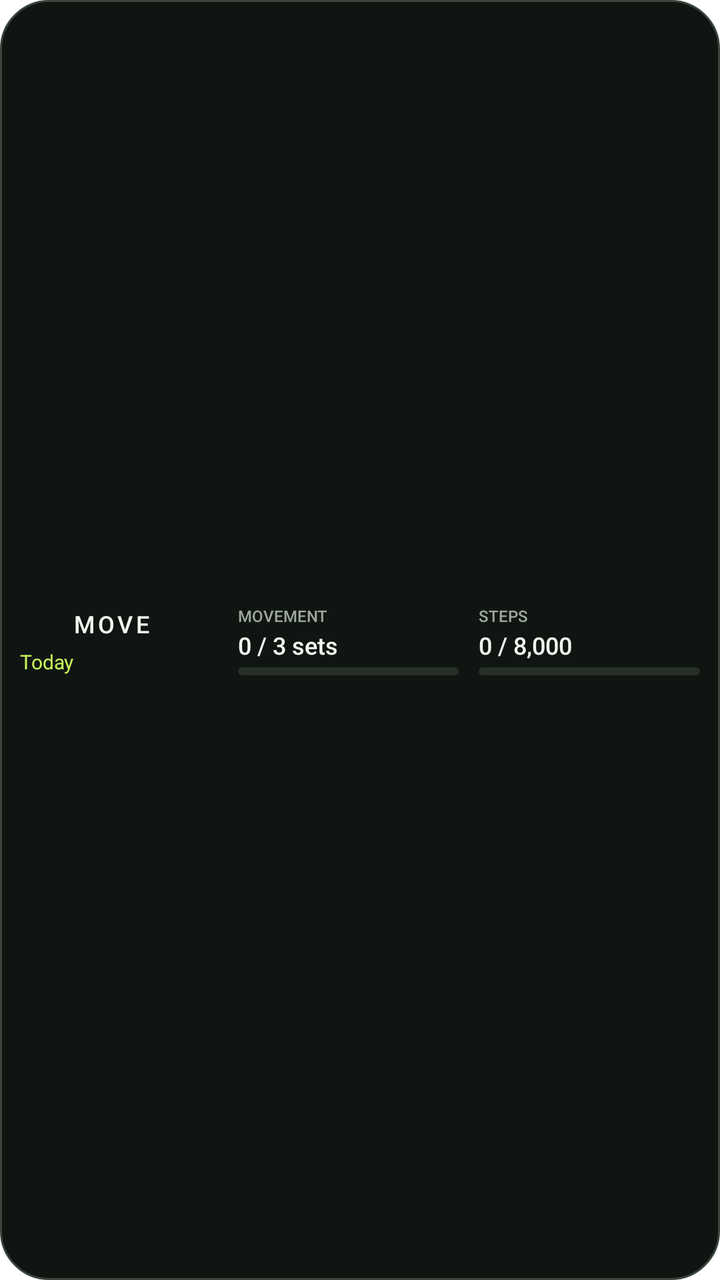
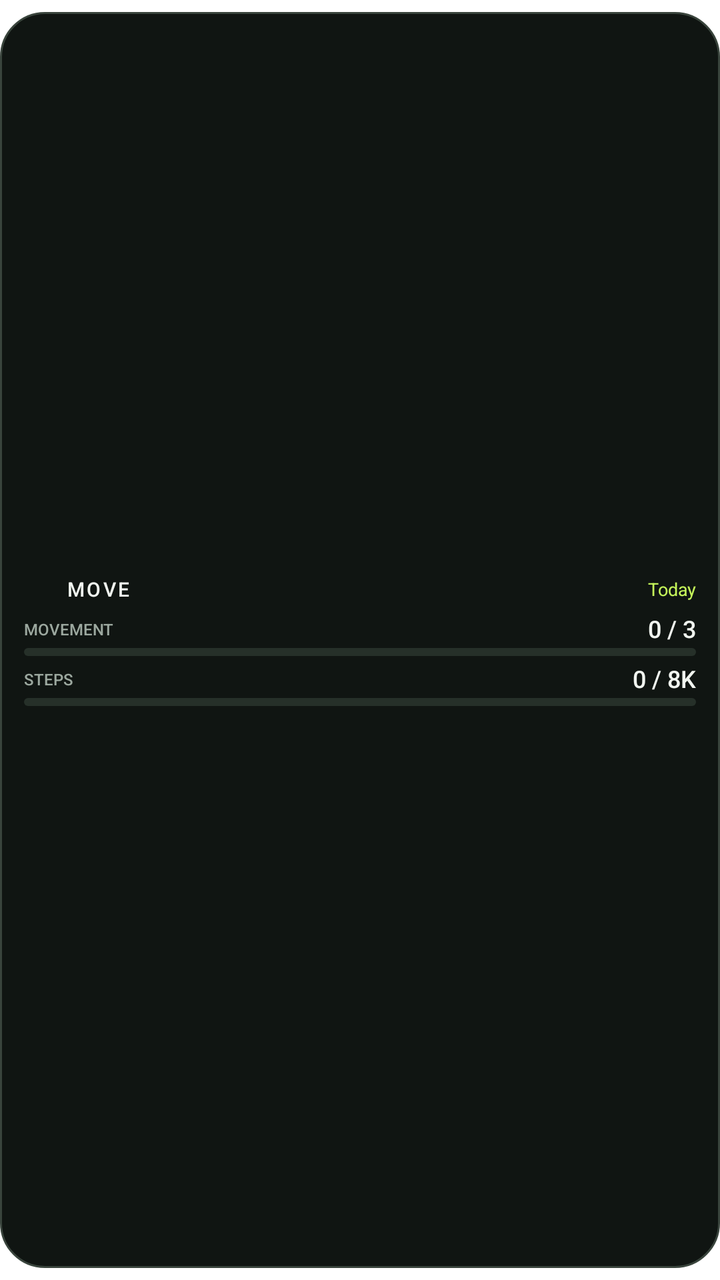

Two renders of the same Android screen: before a commit and after it. Below are the layout's source before the change and the commit's diff.
<!-- AndroidManifest.xml: fallback theme Theme.MaterialComponents.DayNight.NoActionBar -->
<!-- res/layout/move_widget_preview.xml -->
<?xml version="1.0" encoding="utf-8"?>
<LinearLayout xmlns:android="http://schemas.android.com/apk/res/android"
    android:layout_width="match_parent"
    android:layout_height="match_parent"
    android:background="@drawable/widget_background"
    android:gravity="center_vertical"
    android:orientation="horizontal"
    android:padding="10dp">

    <LinearLayout
        android:layout_width="0dp"
        android:layout_height="wrap_content"
        android:layout_marginEnd="10dp"
        android:layout_weight="0.9"
        android:orientation="vertical">

        <LinearLayout
            android:layout_width="wrap_content"
            android:layout_height="wrap_content"
            android:gravity="center_vertical"
            android:orientation="horizontal">

            <ImageView
                android:layout_width="20dp"
                android:layout_height="20dp"
                android:contentDescription="@string/move_widget_icon_description"
                android:src="@mipmap/ic_launcher" />

            <TextView
                android:layout_width="wrap_content"
                android:layout_height="wrap_content"
                android:layout_marginStart="6dp"
                android:fontFamily="sans-serif-medium"
                android:letterSpacing="0.14"
                android:text="MOVE"
                android:textColor="#F1F5F0"
                android:textSize="12sp" />
        </LinearLayout>

        <TextView
            android:layout_width="wrap_content"
            android:layout_height="wrap_content"
            android:layout_marginTop="2dp"
            android:text="Today"
            android:textColor="#C5F65A"
            android:textSize="10sp" />
    </LinearLayout>

    <LinearLayout
        android:layout_width="0dp"
        android:layout_height="wrap_content"
        android:layout_marginEnd="10dp"
        android:layout_weight="1"
        android:orientation="vertical">

        <TextView
            android:layout_width="wrap_content"
            android:layout_height="wrap_content"
            android:fontFamily="sans-serif-medium"
            android:text="MOVEMENT"
            android:textColor="#9CA89F"
            android:textSize="8sp" />

        <TextView
            android:layout_width="wrap_content"
            android:layout_height="wrap_content"
            android:layout_marginTop="1dp"
            android:fontFamily="sans-serif-medium"
            android:text="0 / 3 sets"
            android:textColor="#F1F5F0"
            android:textSize="12sp" />

        <ProgressBar
            style="?android:attr/progressBarStyleHorizontal"
            android:layout_width="match_parent"
            android:layout_height="4dp"
            android:layout_marginTop="3dp"
            android:indeterminate="false"
            android:progress="0"
            android:progressDrawable="@drawable/widget_progress_lime" />
    </LinearLayout>

    <LinearLayout
        android:layout_width="0dp"
        android:layout_height="wrap_content"
        android:layout_weight="1"
        android:orientation="vertical">

        <TextView
            android:layout_width="wrap_content"
            android:layout_height="wrap_content"
            android:fontFamily="sans-serif-medium"
            android:text="STEPS"
            android:textColor="#9CA89F"
            android:textSize="8sp" />

        <TextView
            android:layout_width="wrap_content"
            android:layout_height="wrap_content"
            android:layout_marginTop="1dp"
            android:fontFamily="sans-serif-medium"
            android:text="0 / 8,000"
            android:textColor="#F1F5F0"
            android:textSize="12sp" />

        <ProgressBar
            style="?android:attr/progressBarStyleHorizontal"
            android:layout_width="match_parent"
            android:layout_height="4dp"
            android:layout_marginTop="3dp"
            android:indeterminate="false"
            android:progress="0"
            android:progressDrawable="@drawable/widget_progress_teal" />
    </LinearLayout>
</LinearLayout>
<!-- resources referenced by this layout -->
<resources>
  <!-- drawable widget_background (drawable) -->
  <?xml version="1.0" encoding="utf-8"?>
  <shape xmlns:android="http://schemas.android.com/apk/res/android"
      android:shape="rectangle">
      <solid android:color="#101512" />
      <stroke
          android:width="1dp"
          android:color="#39443C" />
      <corners android:radius="24dp" />
  </shape>
  <!-- drawable widget_progress_lime (drawable) -->
  <?xml version="1.0" encoding="utf-8"?>
  <layer-list xmlns:android="http://schemas.android.com/apk/res/android">
      <item android:id="@android:id/background">
          <shape android:shape="rectangle">
              <corners android:radius="3dp" />
              <solid android:color="#263029" />
          </shape>
      </item>
      <item android:id="@android:id/progress">
          <clip>
              <shape android:shape="rectangle">
                  <corners android:radius="3dp" />
                  <solid android:color="#C5F65A" />
              </shape>
          </clip>
      </item>
  </layer-list>
  <!-- drawable widget_progress_teal (drawable) -->
  <?xml version="1.0" encoding="utf-8"?>
  <layer-list xmlns:android="http://schemas.android.com/apk/res/android">
      <item android:id="@android:id/background">
          <shape android:shape="rectangle">
              <corners android:radius="3dp" />
              <solid android:color="#263029" />
          </shape>
      </item>
      <item android:id="@android:id/progress">
          <clip>
              <shape android:shape="rectangle">
                  <corners android:radius="3dp" />
                  <solid android:color="#4FE1C1" />
              </shape>
          </clip>
      </item>
  </layer-list>
  <!-- mipmap ic_launcher (mipmap-anydpi-v26) -->
  <?xml version="1.0" encoding="utf-8"?>
  <adaptive-icon xmlns:android="http://schemas.android.com/apk/res/android">
    <background android:drawable="@color/ic_launcher_background"/>
    <foreground>
        <inset
            android:drawable="@drawable/ic_launcher_foreground"
            android:inset="18%" />
    </foreground>
  </adaptive-icon>
  <string name="move_widget_icon_description">Move</string>
  <color name="ic_launcher_background">#080B0A</color>
  <!-- drawable ic_launcher_foreground: png bitmap (drawable-hdpi, 20420 bytes) -->
</resources>

<!-- the commit's change to res/layout/move_widget_preview.xml (unified diff, before → after) -->
@@ -4,110 +4,132 @@
     android:layout_height="match_parent"
     android:background="@drawable/widget_background"
     android:gravity="center_vertical"
-    android:orientation="horizontal"
-    android:padding="10dp">
+    android:orientation="vertical"
+    android:paddingStart="12dp"
+    android:paddingTop="8dp"
+    android:paddingEnd="12dp"
+    android:paddingBottom="8dp">
 
     <LinearLayout
-        android:layout_width="0dp"
+        android:layout_width="match_parent"
         android:layout_height="wrap_content"
-        android:layout_marginEnd="10dp"
-        android:layout_weight="0.9"
+        android:gravity="center_vertical"
+        android:orientation="horizontal">
+
+        <ImageView
+            android:layout_width="16dp"
+            android:layout_height="16dp"
+            android:contentDescription="@string/move_widget_icon_description"
+            android:src="@mipmap/ic_launcher" />
+
+        <TextView
+            android:layout_width="wrap_content"
+            android:layout_height="wrap_content"
+            android:layout_marginStart="5dp"
+            android:fontFamily="sans-serif-medium"
+            android:includeFontPadding="false"
+            android:letterSpacing="0.12"
+            android:text="MOVE"
+            android:textColor="#F1F5F0"
+            android:textSize="10sp" />
+
+        <TextView
+            android:layout_width="0dp"
+            android:layout_height="wrap_content"
+            android:layout_weight="1"
+            android:gravity="end"
+            android:includeFontPadding="false"
+            android:maxLines="1"
+            android:text="Today"
+            android:textColor="#C5F65A"
+            android:textSize="9sp" />
+    </LinearLayout>
+
+    <LinearLayout
+        android:layout_width="match_parent"
+        android:layout_height="wrap_content"
+        android:layout_marginTop="5dp"
         android:orientation="vertical">
 
         <LinearLayout
-            android:layout_width="wrap_content"
+            android:layout_width="match_parent"
             android:layout_height="wrap_content"
             android:gravity="center_vertical"
             android:orientation="horizontal">
 
-            <ImageView
-                android:layout_width="20dp"
-                android:layout_height="20dp"
-                android:contentDescription="@string/move_widget_icon_description"
-                android:src="@mipmap/ic_launcher" />
-
             <TextView
                 android:layout_width="wrap_content"
                 android:layout_height="wrap_content"
-                android:layout_marginStart="6dp"
                 android:fontFamily="sans-serif-medium"
-                android:letterSpacing="0.14"
-                android:text="MOVE"
+                android:includeFontPadding="false"
+                android:text="MOVEMENT"
+                android:textColor="#9CA89F"
+                android:textSize="8sp" />
+
+            <TextView
+                android:layout_width="0dp"
+                android:layout_height="wrap_content"
+                android:layout_marginStart="8dp"
+                android:layout_weight="1"
+                android:fontFamily="sans-serif-medium"
+                android:gravity="end"
+                android:includeFontPadding="false"
+                android:maxLines="1"
+                android:text="0 / 3"
                 android:textColor="#F1F5F0"
                 android:textSize="12sp" />
         </LinearLayout>
-
-        <TextView
-            android:layout_width="wrap_content"
-            android:layout_height="wrap_content"
-            android:layout_marginTop="2dp"
-            android:text="Today"
-            android:textColor="#C5F65A"
-            android:textSize="10sp" />
-    </LinearLayout>
-
-    <LinearLayout
-        android:layout_width="0dp"
-        android:layout_height="wrap_content"
-        android:layout_marginEnd="10dp"
-        android:layout_weight="1"
-        android:orientation="vertical">
-
-        <TextView
-            android:layout_width="wrap_content"
-            android:layout_height="wrap_content"
-            android:fontFamily="sans-serif-medium"
-            android:text="MOVEMENT"
-            android:textColor="#9CA89F"
-            android:textSize="8sp" />
-
-        <TextView
-            android:layout_width="wrap_content"
-            android:layout_height="wrap_content"
-            android:layout_marginTop="1dp"
-            android:fontFamily="sans-serif-medium"
-            android:text="0 / 3 sets"
-            android:textColor="#F1F5F0"
-            android:textSize="12sp" />
 
         <ProgressBar
             style="?android:attr/progressBarStyleHorizontal"
             android:layout_width="match_parent"
             android:layout_height="4dp"
-            android:layout_marginTop="3dp"
+            android:layout_marginTop="2dp"
             android:indeterminate="false"
             android:progress="0"
             android:progressDrawable="@drawable/widget_progress_lime" />
     </LinearLayout>
 
     <LinearLayout
-        android:layout_width="0dp"
+        android:layout_width="match_parent"
         android:layout_height="wrap_content"
-        android:layout_weight="1"
+        android:layout_marginTop="5dp"
         android:orientation="vertical">
 
-        <TextView
-            android:layout_width="wrap_content"
+        <LinearLayout
+            android:layout_width="match_parent"
             android:layout_height="wrap_content"
-            android:fontFamily="sans-serif-medium"
-            android:text="STEPS"
-            android:textColor="#9CA89F"
-            android:textSize="8sp" />
+            android:gravity="center_vertical"
+            android:orientation="horizontal">
 
-        <TextView
-            android:layout_width="wrap_content"
-            android:layout_height="wrap_content"
-            android:layout_marginTop="1dp"
-            android:fontFamily="sans-serif-medium"
-            android:text="0 / 8,000"
-            android:textColor="#F1F5F0"
-            android:textSize="12sp" />
+            <TextView
+                android:layout_width="wrap_content"
+                android:layout_height="wrap_content"
+                android:fontFamily="sans-serif-medium"
+                android:includeFontPadding="false"
+                android:text="STEPS"
+                android:textColor="#9CA89F"
+                android:textSize="8sp" />
+
+            <TextView
+                android:layout_width="0dp"
+                android:layout_height="wrap_content"
+                android:layout_marginStart="8dp"
+                android:layout_weight="1"
+                android:fontFamily="sans-serif-medium"
+                android:gravity="end"
+                android:includeFontPadding="false"
+                android:maxLines="1"
+                android:text="0 / 8K"
+                android:textColor="#F1F5F0"
+                android:textSize="12sp" />
+        </LinearLayout>
 
         <ProgressBar
             style="?android:attr/progressBarStyleHorizontal"
             android:layout_width="match_parent"
             android:layout_height="4dp"
-            android:layout_marginTop="3dp"
+            android:layout_marginTop="2dp"
             android:indeterminate="false"
             android:progress="0"
             android:progressDrawable="@drawable/widget_progress_teal" />
<!-- resource entries referenced after the edit -->
@@ -2,14 +2,17 @@
 <resources>
   <!-- drawable widget_background (drawable) -->
   <?xml version="1.0" encoding="utf-8"?>
-  <shape xmlns:android="http://schemas.android.com/apk/res/android"
-      android:shape="rectangle">
-      <solid android:color="#101512" />
-      <stroke
-          android:width="1dp"
-          android:color="#39443C" />
-      <corners android:radius="24dp" />
-  </shape>
+  <inset xmlns:android="http://schemas.android.com/apk/res/android"
+      android:insetTop="6dp"
+      android:insetBottom="6dp">
+      <shape android:shape="rectangle">
+          <solid android:color="#101512" />
+          <stroke
+              android:width="1dp"
+              android:color="#39443C" />
+          <corners android:radius="22dp" />
+      </shape>
+  </inset>
   <!-- drawable widget_progress_lime (drawable) -->
   <?xml version="1.0" encoding="utf-8"?>
   <layer-list xmlns:android="http://schemas.android.com/apk/res/android">
